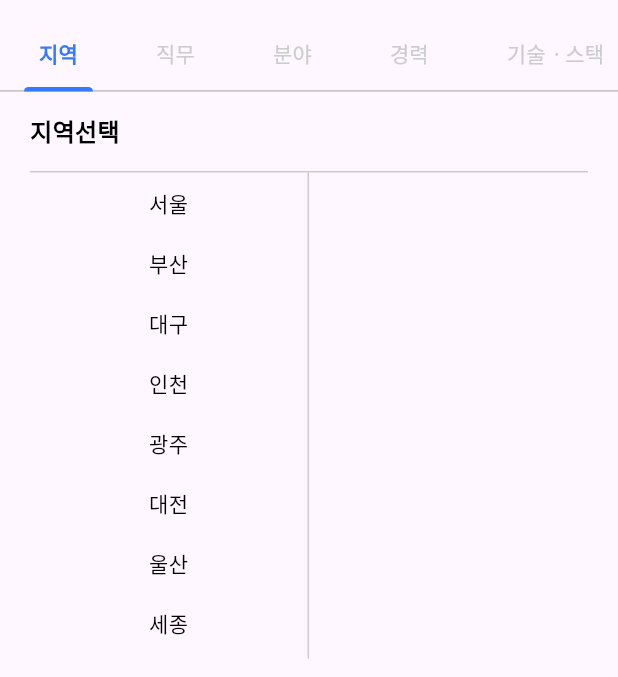
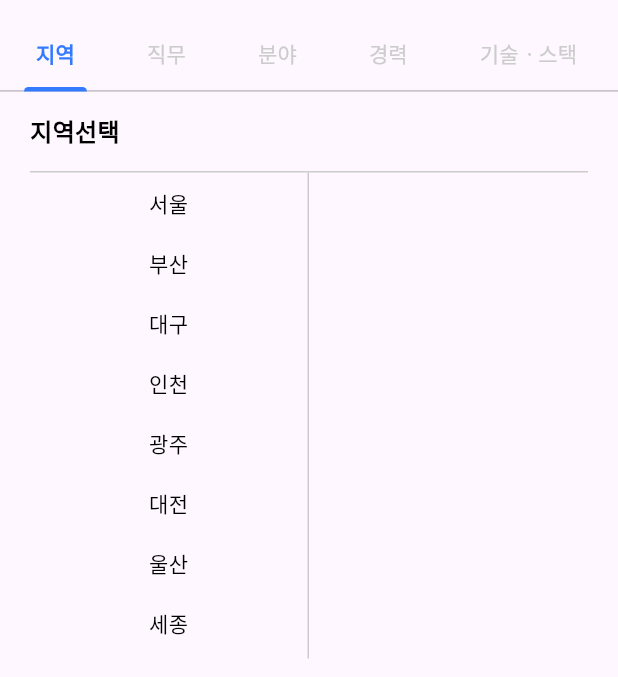
Before and after one commit to 9weeks-app-web/Team-6, a Flutter app: the RecruitFilterPage screen opened by its route, on a phone screen of 412 x 824 dp, the part 111-788 px from its top. Run offline on Flutter 3.47's test engine with Material 3 defaults, Android fonts, the phone set to English and light mode, and no system bars; our stand-ins replace dotted_border, equatable, file_picker, flutter_riverpod, flutter_svg, fluttertoast and 2 more; accounts and stored records are empty; Roboto replaces fonts that are missing (Pretendard).

Commit message:
Fix: 탭바 밀리지 않도록 패딩 10 -> 8으로 수정 #72

```diff
--- a/lib/view/widgets/community_page_widgets/tabbar_widgets/customed_tabbar_widget.dart
+++ b/lib/view/widgets/community_page_widgets/tabbar_widgets/customed_tabbar_widget.dart
@@ -58,7 +58,7 @@ class CustomedTabbarWidget extends StatelessWidget {
             (tabItem) {
               return GestureDetector(
                 child: Padding(
-                  padding: const EdgeInsets.symmetric(horizontal: 10),
+                  padding: const EdgeInsets.symmetric(horizontal: 8),
                   child: Tab(
                     text: tabItem.label,
                   ),
```
